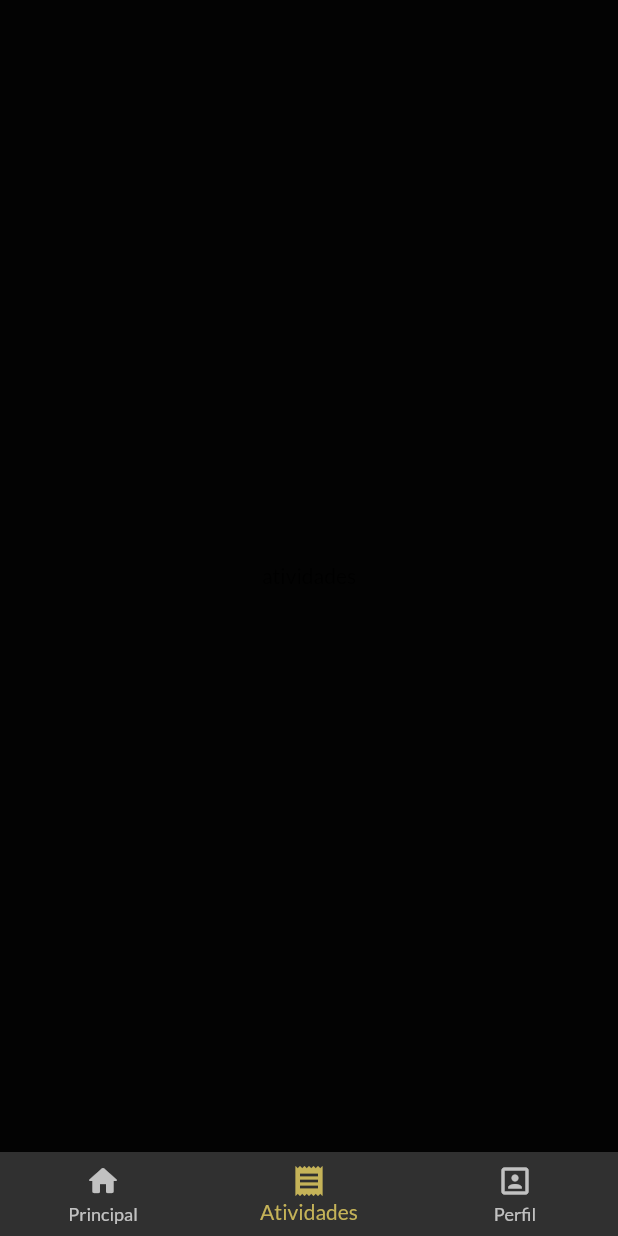
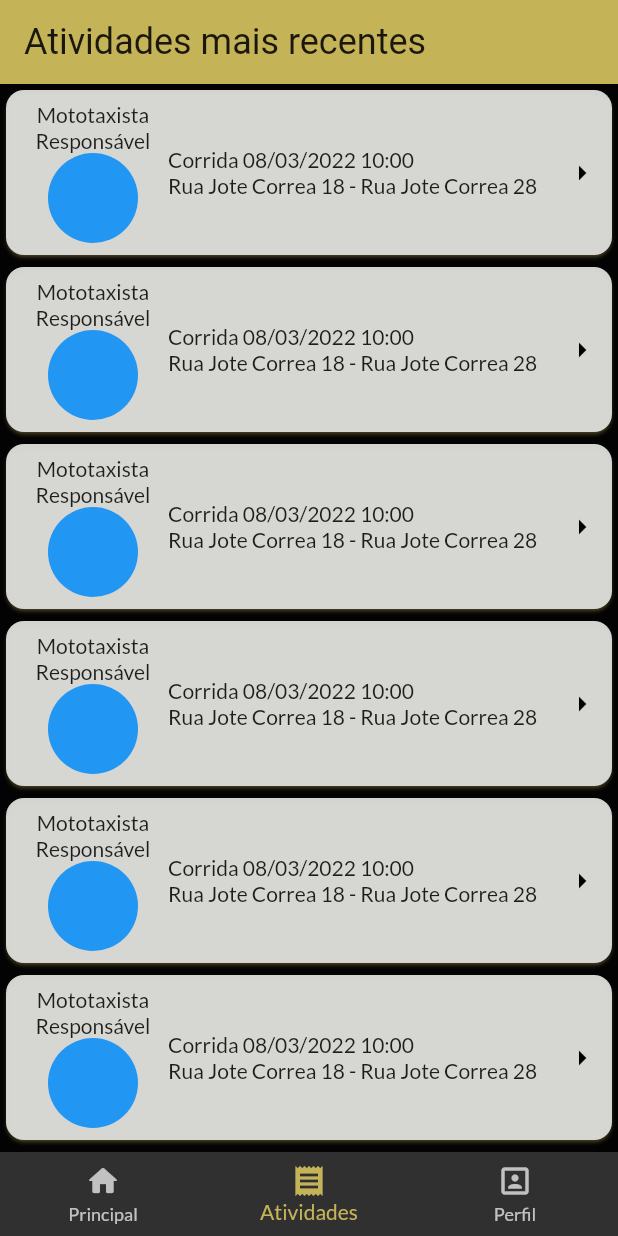
Before and after one commit to AlbertoJr789/app-motoblack-cliente, a Flutter app: the screen it shows after launch, item 2 of the bottom bar chosen, on a phone screen of 412 x 824 dp. Run offline on Flutter 3.47's test engine with Material 2 defaults, Android fonts, the phone set to English and light mode, and no system bars; our stand-ins replace flutter_svg, geolocator, google_fonts, google_maps_flutter.

Commit message:
listagem das corridas

```diff
--- /dev/null
+++ b/lib/dummy_data/activities.json
@@ -0,0 +1,38 @@
+[
+    {
+        "id": 1,
+        "mototaxista": {
+            "nome": "Alberto Gusmão",
+            "telefone": "(37)12445-1234"
+        },
+        "dataInicio": "08/03/2023 10:00",
+        "dataFim": "08/03/2023 11:00",
+        "pontoOrigem": "Rua A",
+        "pontoDestino": "Rua B",
+        "observacao": "Lorem ipsum dolor sit amet consectetur adula orci facilisi"
+    },
+    {
+        "id": 1,
+        "mototaxista": {
+            "nome": "Alberto Gusmão",
+            "telefone": "(37)12445-1234"
+        },
+        "dataInicio": "08/03/2023 10:00",
+        "dataFim": "08/03/2023 11:00",
+        "pontoOrigem": "Rua A",
+        "pontoDestino": "Rua B",
+        "observacao": "Lorem ipsum dolor sit amet consectetur adula orci facilisi"
+    },
+    {
+        "id": 1,
+        "mototaxista": {
+            "nome": "Alberto Gusmão",
+            "telefone": "(37)12445-1234"
+        },
+        "dataInicio": "08/03/2023 10:00",
+        "dataFim": "08/03/2023 11:00",
+        "pontoOrigem": "Rua A",
+        "pontoDestino": "Rua B",
+        "observacao": "Lorem ipsum dolor sit amet consectetur adula orci facilisi"
+    }
+]
--- a/lib/screens/activities.dart
+++ b/lib/screens/activities.dart
@@ -1,3 +1,4 @@
+import 'package:app_motoblack_cliente/screens/activityDetails.dart';
 import 'package:flutter/material.dart';
 
 class Activities extends StatefulWidget {
@@ -10,6 +11,64 @@ class Activities extends StatefulWidget {
 class _ActivitiesState extends State<Activities> {
   @override
   Widget build(BuildContext context) {
-    return Center(child: Text('atividades'),);
+    return Scaffold(
+      appBar: AppBar(
+        title: Text('Atividades mais recentes'),
+      ),
+      body: ListView.builder(
+        itemCount: 12,
+        itemBuilder: (ctx, index) => Material(
+          color: Colors.transparent,
+          child: InkWell(
+            splashColor: const Color.fromARGB(255, 197, 179, 88),
+            onTap: (){
+              Navigator.of(context).push(MaterialPageRoute(builder: (context) => const ActivityDetails()));
+            },
+            child: Card(
+              shadowColor: const Color.fromARGB(255, 197, 179, 88),
+              color: Color.fromARGB(243, 221, 221, 219),
+              child: Padding(
+                padding: const EdgeInsets.all(8.0),
+                child: Row(children: [
+                  Container(
+                    width: 100,
+                    child: Column(
+                      mainAxisAlignment: MainAxisAlignment.center,
+                      children: [
+                        Text(
+                          'Mototaxista Responsável',
+                          textAlign: TextAlign.center,
+                        ),
+                        CircleAvatar(
+                          radius: 30,
+                          backgroundColor: Colors.blue,
+                        )
+                      ],
+                    ),
+                  ),
+                  Expanded(
+                    child: Column(
+                      // mainAxisAlignment: MainAxisAlignment.start,
+                      crossAxisAlignment: CrossAxisAlignment.start,
+                      children: [
+                        Text('Corrida 08/03/2022 10:00'),
+                        Text('Rua Jote Correa 18 - Rua Jote Correa 28 '),
+                      ],
+                    ),
+                  ),
+                  Column(
+                    mainAxisSize: MainAxisSize.min,
+                    mainAxisAlignment: MainAxisAlignment.end,
+                    children: [
+                      Icon(Icons.arrow_right,color: Colors.black,),
+                    ],
+                  )
+                ]),
+              ),
+            ),
+          ),
+        ),
+      ),
+    );
   }
 }
```
Also changed, not shown: lib/screens/activityDetails.dart (added, +17 -0 lines).
